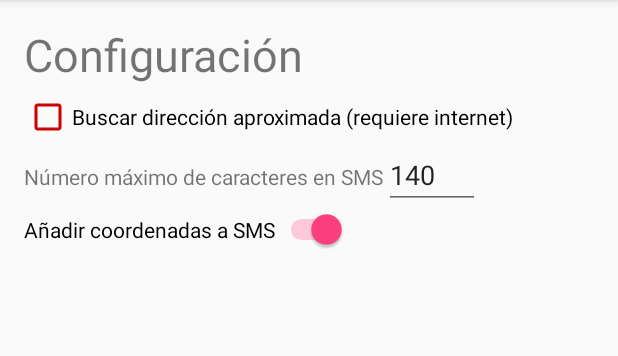
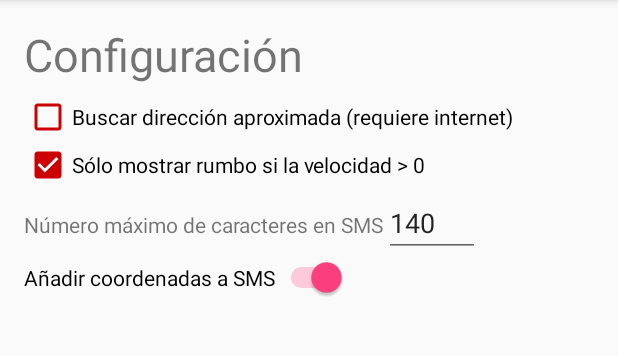
Before and after one commit to Joaquin-A/GPS_coordUTM, an Android app: the screen it shows after launch (ConfiguracionActivity), after a tap on "CONFIGURACION", on a phone screen of 412 x 824 dp, the part 84-440 px from its top. Run offline under Robolectric (Android 15) with nearby library versions, the phone set to English and light mode, and no system bars; libraries missing offline, so code that uses them is left out: uk.me.jstott.

Commit message:
Añadimos funcionalidad para no mostrar datos de rumbo si la velocidad es 0.0

```diff
--- a/app/src/main/java/com/example/joaquin/gps_coordutm/ConfiguracionActivity.java
+++ b/app/src/main/java/com/example/joaquin/gps_coordutm/ConfiguracionActivity.java
@@ -27,13 +27,16 @@ public class ConfiguracionActivity extends AppCompatActivity {
 
 
         //Referencias a obj. del layout
-        CheckBox cheboxDireccion = (CheckBox) findViewById(R.id.checkBoxDireccion);
-        EditText edttxtTamanoSMS = (EditText) findViewById(R.id.editTextTamanoSMS);
+        CheckBox cheboxDireccion = (CheckBox) findViewById(R.id.checkboxDireccion);
+        CheckBox cheboxRumboSiVelocidad = (CheckBox) findViewById(R.id.checkboxRumboSiVelocidad);
+        EditText edttxtTamanoSMS = (EditText) findViewById(R.id.edittextTamanoSMS);
         Switch switchSufijo = (Switch) findViewById(R.id.switchSufijo);
 
         //Si hay conf. guardada previamente ponemos las views con ese valor
         if (shaprePreferencias.contains("Direccion"))
             cheboxDireccion.setChecked(shaprePreferencias.getBoolean("Direccion", false));
+        if (shaprePreferencias.contains("RumboSiVelocidad"))
+            cheboxRumboSiVelocidad.setChecked(shaprePreferencias.getBoolean("RumboSiVelocidad", true));
         if (shaprePreferencias.contains("Sufijo"))
             switchSufijo.setChecked(shaprePreferencias.getBoolean("Sufijo", false));
         if (shaprePreferencias.contains("TamanoSMS"))
@@ -92,4 +95,16 @@ public class ConfiguracionActivity extends AppCompatActivity {
         shapreEditor.putBoolean("Direccion", blnChecked);
         shapreEditor.commit();  //¡¡Que no se olvide esto o no hacemos na!!
     }
+
+    //Se ha pulsado checkBoxRumboSiVelocidad
+    public void rumbo (View v) {
+        SharedPreferences shaprePreferencias = getSharedPreferences("CONFIGURACION_GPSCOORDUTM", Context.MODE_PRIVATE);
+        SharedPreferences.Editor shapreEditor = shaprePreferencias.edit();
+
+        boolean blnChecked = ((CheckBox) v).isChecked();
+
+        shapreEditor.putBoolean("RumboSiVelocidad", blnChecked);
+        shapreEditor.commit();  //¡¡Que no se olvide esto o no hacemos na!!
+
+    }
 }
--- a/app/src/main/java/com/example/joaquin/gps_coordutm/CoordenadasActivity.java
+++ b/app/src/main/java/com/example/joaquin/gps_coordutm/CoordenadasActivity.java
@@ -31,7 +31,8 @@ public class CoordenadasActivity extends AppCompatActivity {
             mtxtviwNumSatelites, mtxtviwEstadoGPS, mtxtviwDireccion, mtxtviwBitacora,
             mtxtviwExactitud, mtxtviwRumboDisp, mtxtviwVelocidadDisp;
 
-    public boolean mblnPrefDireccion;
+    private boolean mblnPrefDireccion;
+    public boolean mblnPrefRumboSiVelocidad;
 
     @Override
     protected void onCreate(Bundle savedInstanceState) {
@@ -82,6 +83,7 @@ public class CoordenadasActivity extends AppCompatActivity {
         //Comprobamos preferencias
         SharedPreferences shaprePreferencias = getSharedPreferences("CONFIGURACION_GPSCOORDUTM", Context.MODE_PRIVATE);
         mblnPrefDireccion = shaprePreferencias.getBoolean("Direccion", false);
+        mblnPrefRumboSiVelocidad = shaprePreferencias.getBoolean("RumboSiVelocidad", true);
 
         /* TODO Usar substitución de valores en cadenas en vez de concatenar. Es sugerido para facilitar i18n
         Toast.makeText(this, String.format("onCreate mblnPrefDireccion es %s", mblnPrefDireccion), Toast.LENGTH_SHORT).show();
--- a/app/src/main/res/layout/activity_configuracion.xml
+++ b/app/src/main/res/layout/activity_configuracion.xml
@@ -29,12 +29,20 @@
 
         android:layout_below="@+id/textViewConfiguracion" >
 
-        <CheckBox android:id="@+id/checkBoxDireccion"
+        <CheckBox android:id="@+id/checkboxDireccion"
             android:layout_width="wrap_content"
             android:layout_height="wrap_content"
             android:text="Buscar dirección aproximada (requiere internet)"
             android:onClick="direccion"
             android:checked="false"
+            android:buttonTint="@android:color/holo_red_dark" />
+
+        <CheckBox android:id="@+id/checkboxRumboSiVelocidad"
+            android:layout_width="wrap_content"
+            android:layout_height="wrap_content"
+            android:text="Sólo mostrar rumbo si la velocidad > 0"
+            android:onClick="rumbo"
+            android:checked="true"
             android:buttonTint="@android:color/holo_red_dark" />
 
         <LinearLayout
@@ -48,7 +56,7 @@
                 android:text="Número máximo de caracteres en SMS"
                 />
 
-            <EditText android:id="@+id/editTextTamanoSMS"
+            <EditText android:id="@+id/edittextTamanoSMS"
                 android:ems="3"
                 android:layout_height="wrap_content"
                 android:inputType="number"
```
Also changed, not shown: app/src/main/java/com/example/joaquin/gps_coordutm/MiLocationListener.java (+18 -9 lines).
